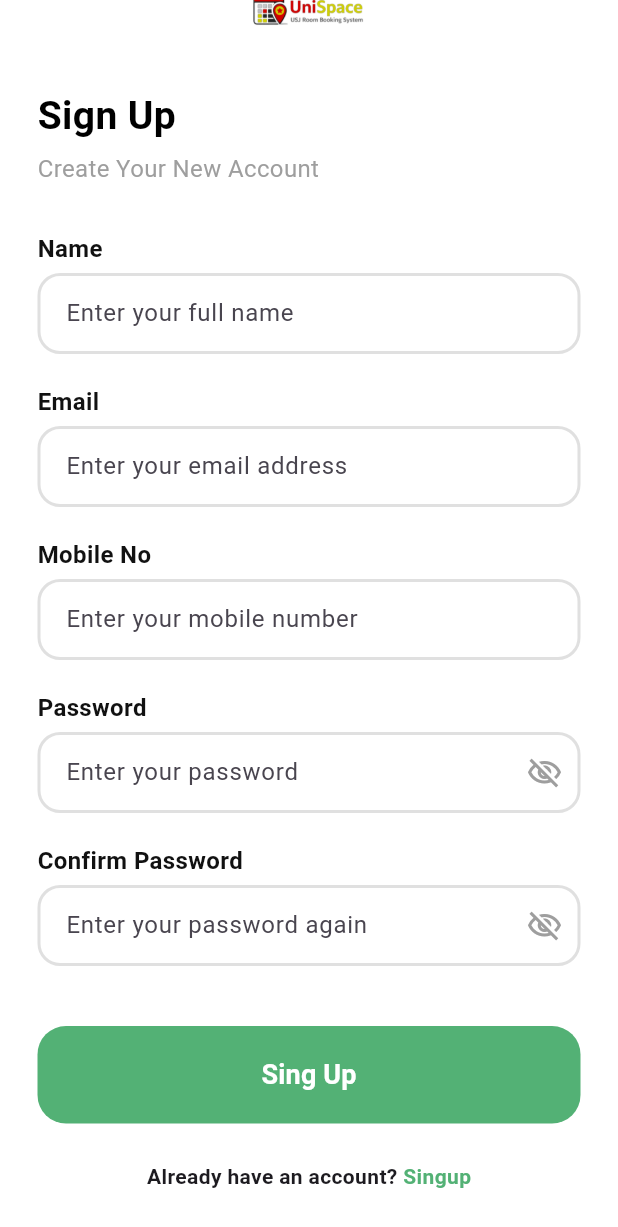
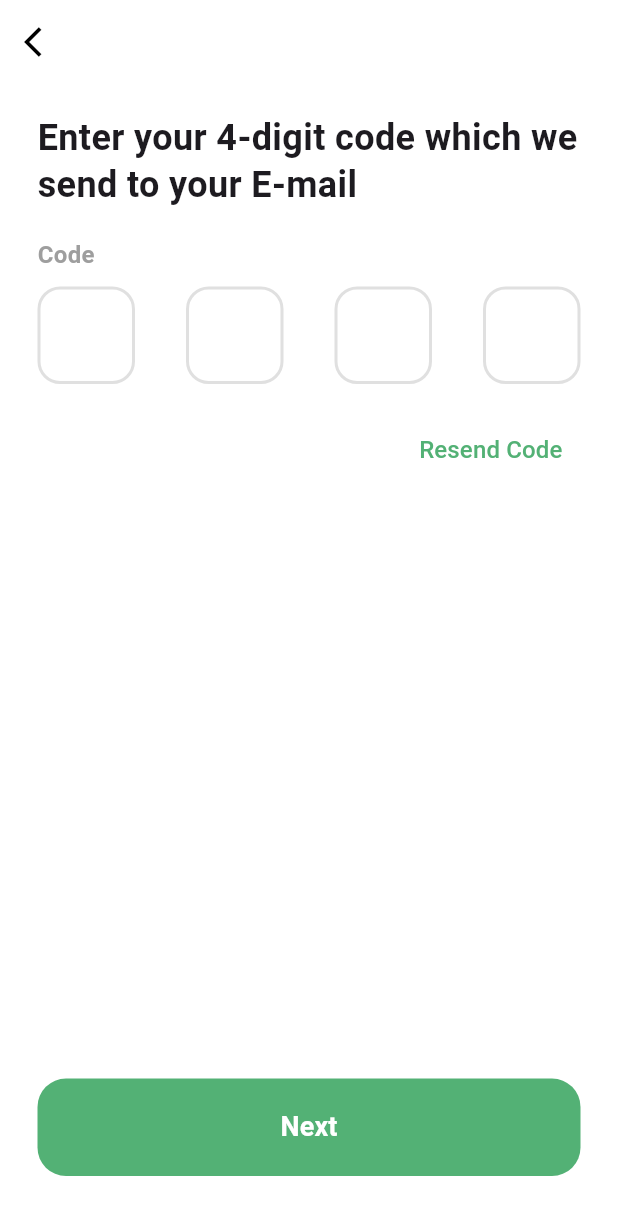
Before and after one commit to supunpriyanath333/Game_Kade-Online-Grocerry-App, a Flutter app: the SignupScreen screen opened directly, scrolled down 91 dp, after a tap on "Sing Up", on a phone screen of 412 x 824 dp. Shown: the top 1227 px of the screen. Run offline on Flutter 3.47's test engine with Material 3 defaults, Android fonts, the phone set to English and light mode, and no system bars.

Commit message:
added verification screen

```diff
--- a/lib/screens/signup_screen.dart
+++ b/lib/screens/signup_screen.dart
@@ -1,6 +1,7 @@
 import 'package:flutter/material.dart';
 import '../widgets/custom_button.dart';
 import '../widgets/custom_textfield.dart';
+import 'verification_screen.dart'; // 1. Added this import
 
 class SignupScreen extends StatelessWidget {
   const SignupScreen({super.key});
@@ -16,7 +17,6 @@ class SignupScreen extends StatelessWidget {
             crossAxisAlignment: CrossAxisAlignment.start,
             children: [
               const SizedBox(height: 60),
-              // 1. Carrot Logo (UPDATED TO LOCAL ASSET)
               Center(
                 child: Image.asset(
                   'assets/images/logo.png',
@@ -25,7 +25,6 @@ class SignupScreen extends StatelessWidget {
               ),
               const SizedBox(height: 40),
 
-              // 2. Title & Subtitle
               const Text(
                 "Sign Up",
                 style: TextStyle(
@@ -44,7 +43,6 @@ class SignupScreen extends StatelessWidget {
               ),
               const SizedBox(height: 30),
 
-              // 3. Reusable Input Fields
               const CustomTextField(label: "Name", hint: "Enter your full name"),
               const SizedBox(height: 20),
               const CustomTextField(label: "Email", hint: "Enter your email address"),
@@ -57,26 +55,30 @@ class SignupScreen extends StatelessWidget {
 
               const SizedBox(height: 40),
 
-              // 4. Reusable Sign Up Button
+              // 2. Updated the Navigation Logic here
               CustomButton(
-                label: "Sing Up", // Kept your specific design typo
+                label: "Sing Up",
                 onPressed: () {
-                  // Handle registration logic
+                  Navigator.push(
+                    context,
+                    MaterialPageRoute(
+                      builder: (context) => const VerificationScreen(),
+                    ),
+                  );
                 },
               ),
               const SizedBox(height: 25),
 
-              // 5. Login Link
               Row(
                 mainAxisAlignment: MainAxisAlignment.center,
                 children: [
                   const Text("Already have an account? ", style: TextStyle(fontWeight: FontWeight.w600)),
                   GestureDetector(
                     onTap: () {
-                      Navigator.pop(context); // Goes back to Login screen
+                      Navigator.pop(context);
                     },
                     child: const Text(
-                      "Singup", // Kept your specific design typo
+                      "Singup",
                       style: TextStyle(color: Color(0xFF53B175), fontWeight: FontWeight.bold),
                     ),
                   ),
--- /dev/null
+++ b/lib/screens/verification_screen.dart
@@ -0,0 +1,104 @@
+import 'package:flutter/material.dart';
+import '../widgets/custom_button.dart';
+
+class VerificationScreen extends StatelessWidget {
+  const VerificationScreen({super.key});
+
+  @override
+  Widget build(BuildContext context) {
+    return Scaffold(
+      backgroundColor: Colors.white,
+      appBar: AppBar(
+        backgroundColor: Colors.white,
+        elevation: 0,
+        leading: IconButton(
+          icon: const Icon(Icons.arrow_back_ios, color: Colors.black),
+          onPressed: () => Navigator.pop(context),
+        ),
+      ),
+      body: Padding(
+        padding: const EdgeInsets.symmetric(horizontal: 25.0),
+        child: Column(
+          crossAxisAlignment: CrossAxisAlignment.start,
+          children: [
+            const SizedBox(height: 20),
+            const Text(
+              "Enter your 4-digit code which we\nsend to your E-mail",
+              style: TextStyle(
+                fontSize: 24,
+                fontWeight: FontWeight.bold,
+                height: 1.3,
+              ),
+            ),
+            const SizedBox(height: 20),
+            const Text(
+              "Code",
+              style: TextStyle(fontSize: 16, color: Colors.grey, fontWeight: FontWeight.w600),
+            ),
+            const SizedBox(height: 10),
+
+            // 4-Digit Input Row
+            Row(
+              mainAxisAlignment: MainAxisAlignment.spaceBetween,
+              children: [
+                _buildCodeBox(context),
+                _buildCodeBox(context),
+                _buildCodeBox(context),
+                _buildCodeBox(context),
+              ],
+            ),
+
+            const SizedBox(height: 20),
+            Align(
+              alignment: Alignment.centerRight,
+              child: TextButton(
+                onPressed: () {
+                  // Resend logic
+                },
+                child: const Text(
+                  "Resend Code",
+                  style: TextStyle(color: Color(0xFF53B175), fontSize: 16),
+                ),
+              ),
+            ),
+
+            const Spacer(),
+
+            CustomButton(
+              label: "Next",
+              onPressed: () {
+                // Navigate to Location Check or Home
+              },
+            ),
+            const SizedBox(height: 40),
+          ],
+        ),
+      ),
+    );
+  }
+
+  // Helper widget for the 4 individual digit boxes
+  Widget _buildCodeBox(BuildContext context) {
+    return Container(
+      width: 65,
+      height: 65,
+      decoration: BoxDecoration(
+        borderRadius: BorderRadius.circular(15),
+        border: Border.all(color: Colors.black12, width: 2),
+      ),
+      child: TextField(
+        onChanged: (value) {
+          if (value.length == 1) FocusScope.of(context).nextFocus();
+        },
+        textAlign: TextAlign.center,
+        keyboardType: TextInputType.number,
+        maxLength: 1,
+        style: const TextStyle(fontSize: 24, fontWeight: FontWeight.bold),
+        decoration: const InputDecoration(
+          counterText: "",
+          border: InputBorder.none,
+        ),
+      ),
+    );
+  }
+}
```
